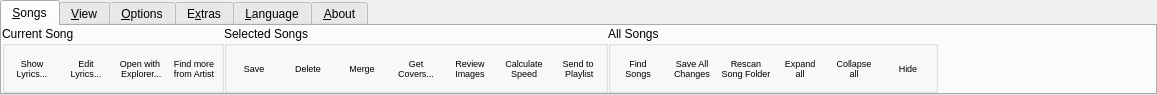
Qt form uman/src/ribbon/QURibbonBar.ui (UltraStar-Deluxe/UltraStar-Manager) before a commit.
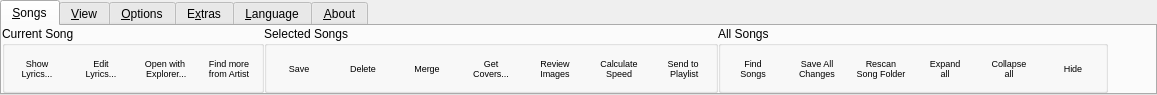
The same form after that commit. Icons and pictures are not drawn.

Commit message: small layout changes in ribbon bar

```diff
--- a/uman/src/ribbon/QURibbonBar.ui
+++ b/uman/src/ribbon/QURibbonBar.ui
@@ -79,7 +79,7 @@
          </property>
          <property name="minimumSize">
           <size>
-           <width>54</width>
+           <width>64</width>
            <height>0</height>
           </size>
          </property>
@@ -117,7 +117,7 @@
          </property>
          <property name="minimumSize">
           <size>
-           <width>54</width>
+           <width>64</width>
            <height>0</height>
           </size>
          </property>
@@ -155,7 +155,7 @@
          </property>
          <property name="minimumSize">
           <size>
-           <width>54</width>
+           <width>64</width>
            <height>0</height>
           </size>
          </property>
@@ -193,7 +193,7 @@
          </property>
          <property name="minimumSize">
           <size>
-           <width>54</width>
+           <width>64</width>
            <height>0</height>
           </size>
          </property>
@@ -252,7 +252,7 @@
          </property>
          <property name="minimumSize">
           <size>
-           <width>54</width>
+           <width>64</width>
            <height>0</height>
           </size>
          </property>
@@ -295,7 +295,7 @@
          </property>
          <property name="minimumSize">
           <size>
-           <width>54</width>
+           <width>64</width>
            <height>0</height>
           </size>
          </property>
@@ -332,7 +332,7 @@
          </property>
          <property name="minimumSize">
           <size>
-           <width>54</width>
+           <width>64</width>
            <height>0</height>
           </size>
          </property>
@@ -369,7 +369,7 @@
          </property>
          <property name="minimumSize">
           <size>
-           <width>54</width>
+           <width>64</width>
            <height>0</height>
           </size>
          </property>
@@ -413,7 +413,7 @@
          </property>
          <property name="minimumSize">
           <size>
-           <width>54</width>
+           <width>64</width>
            <height>0</height>
           </size>
          </property>
@@ -454,7 +454,7 @@
          </property>
          <property name="minimumSize">
           <size>
-           <width>54</width>
+           <width>64</width>
            <height>0</height>
           </size>
          </property>
@@ -492,7 +492,7 @@
          </property>
          <property name="minimumSize">
           <size>
-           <width>54</width>
+           <width>64</width>
            <height>0</height>
           </size>
          </property>
@@ -551,7 +551,7 @@
          </property>
          <property name="minimumSize">
           <size>
-           <width>54</width>
+           <width>64</width>
            <height>0</height>
           </size>
          </property>
@@ -592,7 +592,7 @@
          </property>
          <property name="minimumSize">
           <size>
-           <width>54</width>
+           <width>64</width>
            <height>0</height>
           </size>
          </property>
@@ -630,7 +630,7 @@
          </property>
          <property name="minimumSize">
           <size>
-           <width>54</width>
+           <width>64</width>
            <height>0</height>
           </size>
          </property>
@@ -668,7 +668,7 @@
          </property>
          <property name="minimumSize">
           <size>
-           <width>54</width>
+           <width>64</width>
            <height>0</height>
           </size>
          </property>
@@ -706,7 +706,7 @@
          </property>
          <property name="minimumSize">
           <size>
-           <width>54</width>
+           <width>64</width>
            <height>0</height>
           </size>
          </property>
@@ -744,7 +744,7 @@
          </property>
          <property name="minimumSize">
           <size>
-           <width>54</width>
+           <width>64</width>
            <height>0</height>
           </size>
          </property>
```
Left out of the diff: 58 changed lines with no effect on the pictures.
